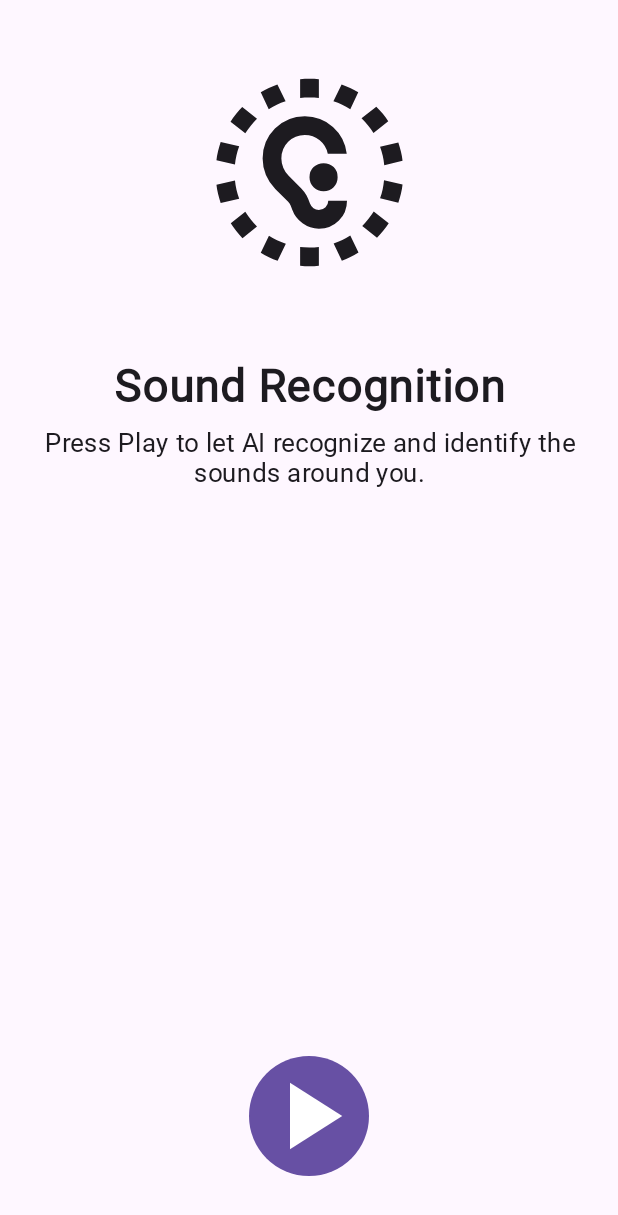
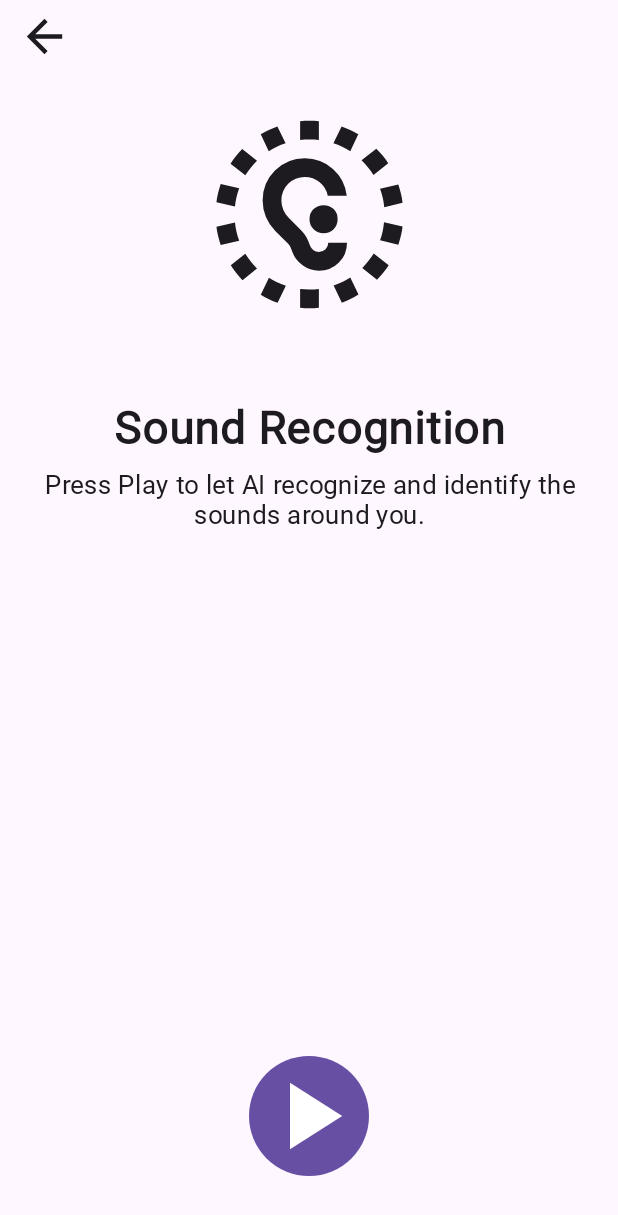
Before and after one commit to klokidis/Onpa, an Android app built with Jetpack Compose: the SoundDetect screen opened through its navigation route, on a phone screen of 412 x 824 dp. Shown: the top 1215 px of the screen. Run offline under Robolectric (Android 15) with nearby library versions, the phone set to English and light mode, and no system bars; our stand-ins replace Dagger/Hilt's generated code; libraries missing offline, so code that uses them is left out: org.tensorflow.lite; Roboto replaces fonts that are not available here; 1 statement that could not run was skipped.

Commit message:
back button

```diff
--- a/app/src/main/java/com/example/ptyxiakh/ui/SoundDetectionScreen.kt
+++ b/app/src/main/java/com/example/ptyxiakh/ui/SoundDetectionScreen.kt
@@ -8,6 +8,7 @@ import androidx.activity.result.contract.ActivityResultContracts
 import androidx.compose.foundation.layout.Arrangement
 import androidx.compose.foundation.layout.Column
 import androidx.compose.foundation.layout.PaddingValues
+import androidx.compose.foundation.layout.Row
 import androidx.compose.foundation.layout.Spacer
 import androidx.compose.foundation.layout.fillMaxSize
 import androidx.compose.foundation.layout.fillMaxWidth
@@ -17,10 +18,12 @@ import androidx.compose.foundation.rememberScrollState
 import androidx.compose.foundation.shape.CircleShape
 import androidx.compose.foundation.verticalScroll
 import androidx.compose.material.icons.Icons
+import androidx.compose.material.icons.automirrored.filled.ArrowBack
 import androidx.compose.material.icons.filled.PlayArrow
 import androidx.compose.material.icons.filled.Stop
 import androidx.compose.material3.Button
 import androidx.compose.material3.Icon
+import androidx.compose.material3.IconButton
 import androidx.compose.material3.MaterialTheme
 import androidx.compose.material3.Text
 import androidx.compose.runtime.Composable
@@ -86,7 +89,20 @@ fun SoundDetectionScreen(
         verticalArrangement = Arrangement.Top,
         horizontalAlignment = Alignment.CenterHorizontally
     ) {
-        Spacer(modifier = Modifier.padding(20.dp))
+        Row(modifier = Modifier.fillMaxWidth()){
+            IconButton(
+                onClick = { navigate() },
+                modifier = Modifier
+                    .padding(start = 5.dp),
+            ) {
+                Icon(
+                    imageVector = Icons.AutoMirrored.Filled.ArrowBack, // Use the appropriate icon
+                    contentDescription = stringResource(id = R.string.back),
+                    modifier = Modifier.size(35.dp)
+                )
+            }
+        }
+        Spacer(modifier = Modifier.padding(10.dp))
         Icon(
             modifier = Modifier
                 .size(150.dp),
```
